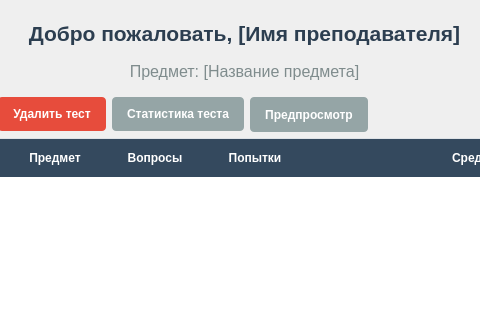
This is src/Teacher/teacherwindow.ui in ykleyka/StudyPlatform as Qt 5 draws it before an edit; both pictures show x 207 to 687 and y 0 to 320 of the 903 by 600 pixel window. The edited form follows.
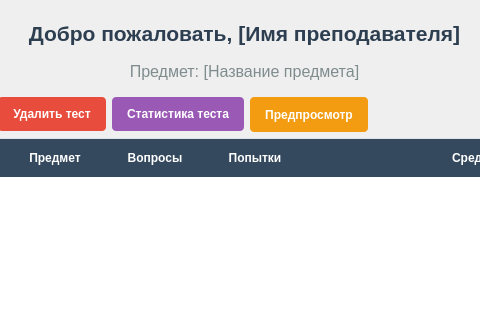
This is the edited form.

Patch:
```diff
--- a/src/Teacher/teacherwindow.ui
+++ b/src/Teacher/teacherwindow.ui
@@ -97,7 +97,7 @@
      <item>
       <widget class="QPushButton" name="statsButton">
        <property name="enabled">
-        <bool>false</bool>
+        <bool>true</bool>
        </property>
        <property name="styleSheet">
         <string notr="true">QPushButton {
@@ -126,7 +126,7 @@
      <item>
       <widget class="QPushButton" name="previewButton">
        <property name="enabled">
-        <bool>false</bool>
+        <bool>true</bool>
        </property>
        <property name="styleSheet">
         <string notr="true">QPushButton {
```
